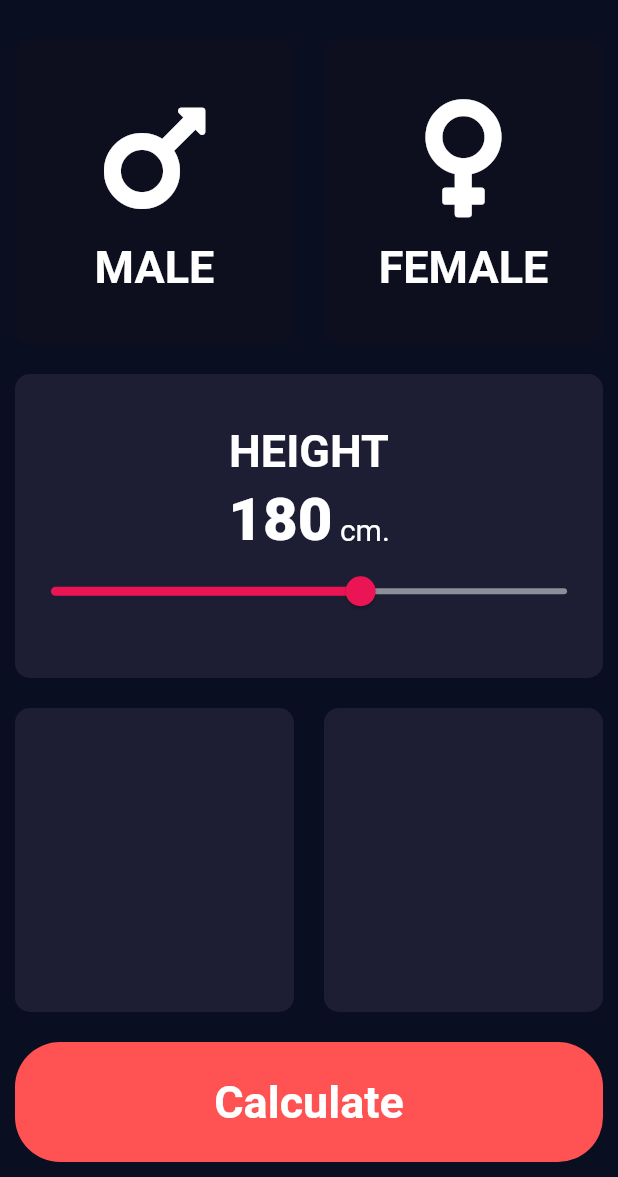
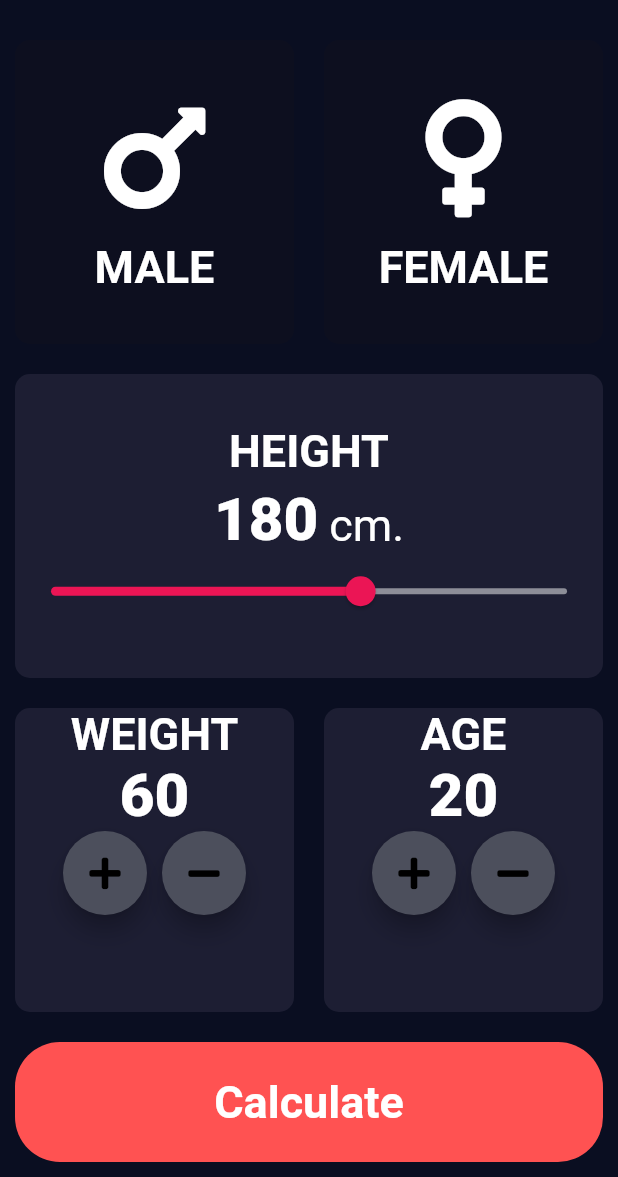
Before and after one commit to peerapong17/BmiCalculator, a Flutter app: the screen it shows after launch, on a phone screen of 412 x 824 dp, the part 59-1236 px from its top. Run offline on Flutter 3.47's test engine with Material 2 defaults, Android fonts, the phone set to English and light mode, and no system bars; our stand-ins replace font_awesome_flutter.

Commit message:
Some Updates

```diff
--- /dev/null
+++ b/lib/calculator_brain.dart
@@ -0,0 +1,35 @@
+import 'dart:math';
+
+class CalculatorBrain {
+  CalculatorBrain({this.height, this.weight});
+
+  final int height;
+  final int weight;
+
+  double _bmi;
+
+  String calculateBMI() {
+    _bmi = weight / pow(height / 100, 2);
+    return _bmi.toStringAsFixed(1);
+  }
+
+  String getResult() {
+    if (_bmi >= 25) {
+      return 'Overweight';
+    } else if (_bmi > 18.5) {
+      return 'Normal';
+    } else {
+      return 'Underweight';
+    }
+  }
+
+  String getAdvice() {
+    if (_bmi >= 25) {
+      return 'You have a higher than normal body weight. Try to excercise more.';
+    } else if (_bmi > 18.5) {
+      return 'You have a normal body weight. Good job!';
+    } else {
+      return 'You have a lower than normal body weight. You can eat a bit more.';
+    }
+  }
+}
--- a/lib/constants.dart
+++ b/lib/constants.dart
@@ -1,7 +1,7 @@
-
 import 'package:flutter/material.dart';
 
 const activeColor = Color(0xFF1D1E33);
 const inactiveColor = Color(0xFF0d0f1f);
 
-const kTextstyle = TextStyle(fontSize: 30, fontWeight: FontWeight.bold);
+const kTextStyle = TextStyle(fontSize: 30, fontWeight: FontWeight.bold);
+const kNumberStyle = TextStyle(fontSize: 40, fontWeight: FontWeight.w900);
--- /dev/null
+++ b/lib/handy_button.dart
@@ -0,0 +1,35 @@
+import 'package:flutter/material.dart';
+
+class HandyButton extends StatefulWidget {
+  HandyButton({this.text, this.onTap});
+
+  final String text;
+  final Function onTap;
+
+  @override
+  _HandyButtonState createState() => _HandyButtonState();
+}
+
+class _HandyButtonState extends State<HandyButton> {
+  @override
+  Widget build(BuildContext context) {
+    return GestureDetector(
+      onTap: widget.onTap,
+      child: Container(
+        margin: EdgeInsets.all(10),
+        width: double.infinity,
+        child: Center(
+          child: Text(
+            widget.text,
+            style: TextStyle(fontSize: 30, fontWeight: FontWeight.bold),
+          ),
+        ),
+        height: 80,
+        decoration: BoxDecoration(
+          color: Colors.redAccent,
+          borderRadius: BorderRadius.circular(30),
+        ),
+      ),
+    );
+  }
+}
--- a/lib/icon_content.dart
+++ b/lib/icon_content.dart
@@ -21,7 +21,7 @@ class IconContent extends StatelessWidget {
         ),
         Text(
           text,
-          style: kTextstyle,
+          style: kTextStyle,
         )
       ],
     );
--- a/lib/my_home_page.dart
+++ b/lib/my_home_page.dart
@@ -1,5 +1,9 @@
+import 'package:bmi_calculator/calculator_brain.dart';
+import 'package:bmi_calculator/handy_button.dart';
 import 'package:bmi_calculator/icon_content.dart';
+import 'package:bmi_calculator/result_screen.dart';
 import 'package:bmi_calculator/reusable.dart';
+import 'package:bmi_calculator/reusable_button.dart';
 import 'package:flutter/cupertino.dart';
 import 'package:flutter/material.dart';
 import 'package:font_awesome_flutter/font_awesome_flutter.dart';
@@ -17,6 +21,8 @@ class _MyHomePageState extends State<MyHomePage> {
   Color femaleColor = inactiveColor;
   Color maleColor = inactiveColor;
   int height = 180;
+  int weight = 60;
+  int age = 20;
   Gender selectedGender;
 
   @override
@@ -76,7 +82,7 @@ class _MyHomePageState extends State<MyHomePage> {
                 children: [
                   Text(
                     'HEIGHT',
-                    style: kTextstyle,
+                    style: kTextStyle,
                   ),
                   SizedBox(
                     height: 5,
@@ -88,12 +94,11 @@ class _MyHomePageState extends State<MyHomePage> {
                     children: [
                       Text(
                         height.toString(),
-                        style: TextStyle(
-                            fontSize: 40, fontWeight: FontWeight.w900),
+                        style: kNumberStyle,
                       ),
                       Text(
                         ' cm.',
-                        style: TextStyle(fontSize: 20),
+                        style: TextStyle(fontSize: 30),
                       )
                     ],
                   ),
@@ -118,30 +123,122 @@ class _MyHomePageState extends State<MyHomePage> {
                 Expanded(
                   child: ReusableCard(
                     color: activeColor,
+                    cardChild: Column(
+                      children: [
+                        Text(
+                          'WEIGHT',
+                          style: kTextStyle,
+                        ),
+                        Text(
+                          weight.toString(),
+                          style: kNumberStyle,
+                        ),
+                        Row(
+                          mainAxisAlignment: MainAxisAlignment.center,
+                          children: [
+                            ReusableButton(
+                              heroTag: 'btnWeightPLus',
+                              icon: FontAwesomeIcons.plus,
+                              onPress: () {
+                                setState(() {
+                                  weight++;
+                                });
+                              },
+                            ),
+                            SizedBox(
+                              width: 10,
+                            ),
+                            ReusableButton(
+                              heroTag: 'btnWeightMinus',
+                              icon: FontAwesomeIcons.minus,
+                              onPress: () {
+                                setState(() {
+                                  if (weight > 1) {
+                                    weight--;
+                                  }
+                                });
+                              },
+                            ),
+                          ],
+                        )
+                      ],
+                    ),
                   ),
                 ),
                 Expanded(
                   child: ReusableCard(
                     color: activeColor,
+                    cardChild: Column(
+                      children: [
+                        Text(
+                          'AGE',
+                          style: kTextStyle,
+                        ),
+                        Text(
+                          age.toString(),
+                          style: kNumberStyle,
+                        ),
+                        Row(
+                          mainAxisAlignment: MainAxisAlignment.center,
+                          children: [
+                            ReusableButton(
+                              heroTag: 'btnAgePLus',
+                              icon: FontAwesomeIcons.plus,
+                              onPress: () {
+                                setState(
+                                  () {
+                                    if (age < 120) {
+                                      age++;
+                                    }
+                                  },
+                                );
+                              },
+                            ),
+                            SizedBox(
+                              width: 10,
+                            ),
+                            ReusableButton(
+                              heroTag: 'btnAgeMinus',
+                              icon: FontAwesomeIcons.minus,
+                              onPress: () {
+                                setState(
+                                  () {
+                                    if (age > 1) {
+                                      age--;
+                                    }
+                                  },
+                                );
+                              },
+                            ),
+                          ],
+                        )
+                      ],
+                    ),
                   ),
                 ),
               ],
             ),
           ),
-          Container(
-            margin: EdgeInsets.all(10),
-            width: double.infinity,
-            child: Center(
-              child: Text(
-                'Calculate',
-                style: TextStyle(fontSize: 30, fontWeight: FontWeight.bold),
-              ),
-            ),
-            height: 80,
-            decoration: BoxDecoration(
-              color: Colors.redAccent,
-              borderRadius: BorderRadius.circular(30),
-            ),
+          HandyButton(
+            text: 'Calculate',
+            onTap: () {
+              CalculatorBrain calBrain =
+                  CalculatorBrain(height: height, weight: weight);
+              String bmiResult = calBrain.calculateBMI();
+              String resultText = calBrain.getResult();
+              String advice = calBrain.getAdvice();
+
+              Navigator.push(
+                context,
+                CupertinoPageRoute(
+                  builder: (context) => ResultScreen(
+                    resultText: resultText,
+                    bmiResult: bmiResult,
+                    advice: advice,
+                  ),
+                ),
+              );
+            },
           )
         ],
       ),
--- /dev/null
+++ b/lib/reusable_button.dart
@@ -0,0 +1,19 @@
+import 'package:flutter/material.dart';
+
+class ReusableButton extends StatelessWidget {
+  ReusableButton({this.icon, this.onPress, this.heroTag});
+
+  final IconData icon;
+  final Function onPress;
+  final String heroTag;
+
+  @override
+  Widget build(BuildContext context) {
+    return FloatingActionButton(
+      heroTag: heroTag,
+      onPressed: onPress,
+      backgroundColor: Color(0xff4C4F5C),
+      child: Icon(icon),
+    );
+  }
+}
```
Also changed, not shown: lib/result_screen.dart (added, +75 -0 lines).
